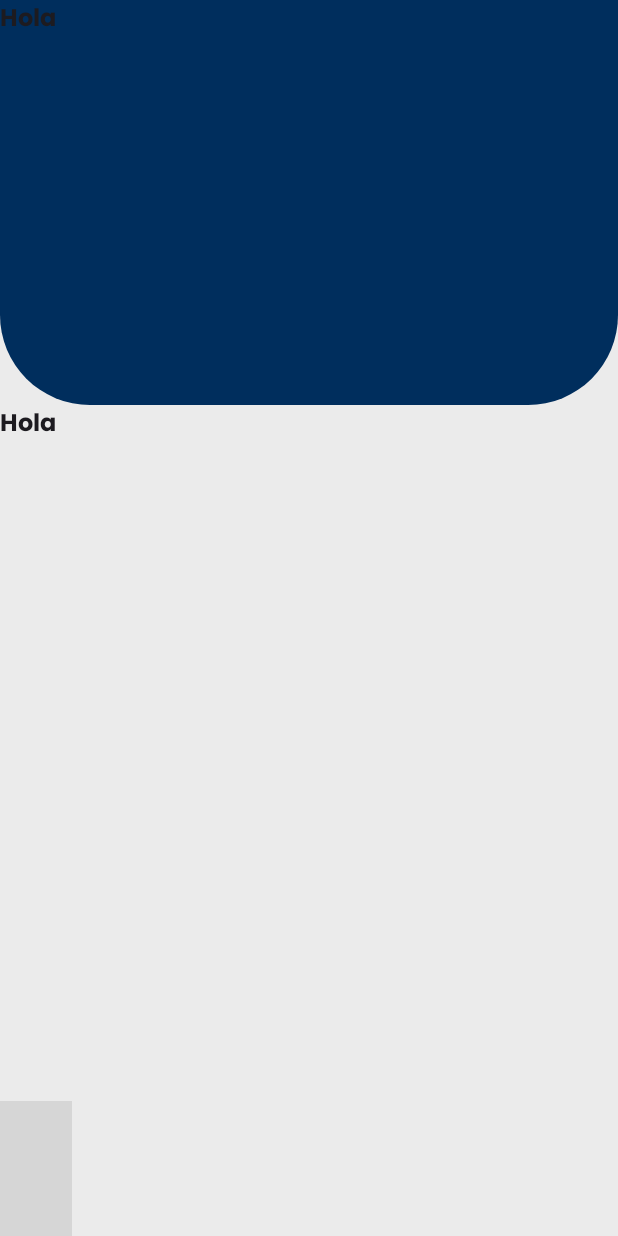
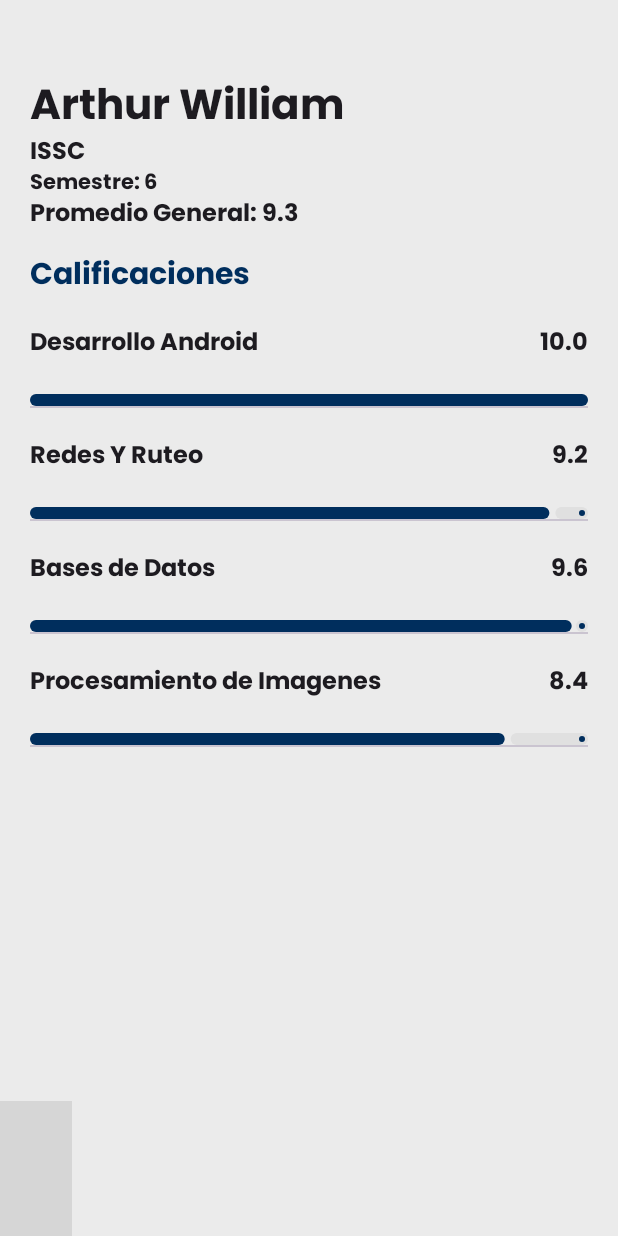
Before and after one commit to JpHdz/LaSalleApp, an Android app built with Jetpack Compose: the GradesScreen screen opened through its navigation route, on a phone screen of 412 x 824 dp. Run offline under Robolectric (Android 15) with nearby library versions, the phone set to English and light mode, and no system bars; libraries missing offline, so code that uses them is left out: com.exyte.animatednavbar; pictures from the network do not load; 1 statement that could not run was skipped; grey boxes are pictures that could not be loaded.

Commit message:
Finished Working on Settings Screeen and Almost finishing Grades Screen

```diff
--- a/app/build.gradle.kts
+++ b/app/build.gradle.kts
@@ -69,4 +69,6 @@ dependencies {
     implementation(libs.coil.compose)
     implementation(libs.androidx.navigation.compose)
     implementation(libs.animated.navigation.bar)
+    implementation("io.coil-kt:coil-compose:2.0.0")
+
 }
--- a/app/src/main/java/com/example/a512lasalleapp/MainActivity.kt
+++ b/app/src/main/java/com/example/a512lasalleapp/MainActivity.kt
@@ -29,6 +29,9 @@ import androidx.navigation.compose.currentBackStackEntryAsState
 import androidx.navigation.compose.rememberNavController
 import androidx.navigation.navArgument
 import com.example.a512lasalleapp.ui.screens.CalendarScreen
+import com.example.a512lasalleapp.ui.screens.ChangePasswordScreen
+import com.example.a512lasalleapp.ui.screens.ChangeThemeScreen
+import com.example.a512lasalleapp.ui.screens.GradeSubjectScreen
 import com.example.a512lasalleapp.ui.screens.GradesScreen
 import com.example.a512lasalleapp.ui.screens.HomeScreen
 import com.example.a512lasalleapp.ui.screens.NewsDetailScreen
@@ -53,7 +56,9 @@ class MainActivity : ComponentActivity() {
                 Screens.Home.route,
                 Screens.Grades.route,
                 Screens.Settings.route,
-                Screens.Calendar.route
+                Screens.Calendar.route,
+                Screens.ChangePassword.route,
+                Screens.ChangeTheme.route
             )
             _512LaSalleAppTheme {
                 val currentRoute = navController.currentBackStackEntryAsState().value?.destination?.route
@@ -109,10 +114,16 @@ class MainActivity : ComponentActivity() {
                             CalendarScreen(innerPadding = innerPadding)
                         }
                         composable(route = Screens.Grades.route){
-                            GradesScreen(innerPadding = innerPadding, student = studentsList[0])
+                            GradesScreen(innerPadding = innerPadding, student = studentsList[0] , navController = navController)
                         }
                         composable(route = Screens.Settings.route) {
                             SettingsScreen(innerPadding = innerPadding, navController= navController, student = studentsList[0])
+                        }
+                        composable(route = Screens.ChangePassword.route) {
+                            ChangePasswordScreen(innerPadding = innerPadding, navController= navController, student = studentsList[0])
+                        }
+                        composable(route = Screens.ChangeTheme.route) {
+                            ChangeThemeScreen(innerPadding = innerPadding, navController= navController, student = studentsList[0])
                         }
                         composable(
                             route = Screens.NewsDetail.route+"/{id}",
@@ -126,6 +137,18 @@ class MainActivity : ComponentActivity() {
                             val id = it.arguments?.getInt("id",0) ?: 0
                             NewsDetailScreen(newsId=id,innerPadding = innerPadding)
                         }
+                        composable(
+                            route = Screens.GradeSubject.route+"/{id}",
+                            arguments = listOf(
+                                navArgument("id"){
+                                    type = NavType.IntType
+                                    nullable = false
+                                }
+                            )
+                        ) {
+                            val id = it.arguments?.getInt("id",0) ?: 0
+                            GradeSubjectScreen(subjectId=id,innerPadding = innerPadding)
+                        }
                     }
 
                 }
--- a/app/src/main/java/com/example/a512lasalleapp/models/Student.kt
+++ b/app/src/main/java/com/example/a512lasalleapp/models/Student.kt
@@ -5,7 +5,6 @@ data class Student (
     val fullName: String,
     val birthdate: String,
     val email : String,
-    val photo: String,
     val semester: Int,
     val carrer: Career,
     val subjects: List<Subject>,
--- a/app/src/main/java/com/example/a512lasalleapp/ui/screens/GradesScreen.kt
+++ b/app/src/main/java/com/example/a512lasalleapp/ui/screens/GradesScreen.kt
@@ -1,20 +1,91 @@
 package com.example.a512lasalleapp.ui.screens
 
+import androidx.compose.foundation.layout.*
+import androidx.compose.foundation.clickable
 import androidx.compose.foundation.layout.Box
+import androidx.compose.foundation.layout.Column
 import androidx.compose.foundation.layout.PaddingValues
+import androidx.compose.foundation.layout.Row
+import androidx.compose.foundation.layout.Spacer
 import androidx.compose.foundation.layout.fillMaxSize
+import androidx.compose.foundation.layout.fillMaxWidth
+import androidx.compose.foundation.layout.height
 import androidx.compose.foundation.layout.padding
+import androidx.compose.foundation.lazy.LazyColumn
+import androidx.compose.foundation.lazy.items
+import androidx.compose.material3.Divider
+import androidx.compose.material3.LinearProgressIndicator
+import androidx.compose.material3.MaterialTheme
 import androidx.compose.material3.Text
 import androidx.compose.runtime.Composable
+import androidx.compose.ui.Alignment
 import androidx.compose.ui.Modifier
+import androidx.compose.ui.graphics.Color
+import androidx.compose.ui.text.font.FontWeight
+import androidx.compose.ui.unit.dp
+import androidx.compose.ui.unit.sp
+import androidx.navigation.NavController
 import com.example.a512lasalleapp.models.Student
+import com.example.a512lasalleapp.models.Subject
 import com.example.a512lasalleapp.ui.components.ScreenTemplate
+import com.example.a512lasalleapp.ui.utils.Screens
+
 
 @Composable
-fun GradesScreen(innerPadding: PaddingValues,student: Student) {
-    ScreenTemplate(innerPadding = innerPadding, header = {
-        Text(text = "Hola")
-    }, body = {
-        Text("Hola")
-    })
+fun GradesScreen(innerPadding: PaddingValues, student: Student, navController: NavController) {
+    Column(modifier = Modifier
+        .padding(innerPadding)
+        .padding(vertical = 50.dp, horizontal = 20.dp)) {
+        Text(text = student.fullName, style = MaterialTheme.typography.headlineMedium)
+        Text(text = student.carrer.name, style = MaterialTheme.typography.bodyLarge)
+        Text(text = "Semestre: ${student.semester}", style = MaterialTheme.typography.bodyMedium)
+        Text(
+            text = "Promedio General: ${String.format("%.1f", student.averageGrade)}",
+            style = MaterialTheme.typography.bodyLarge,
+            fontWeight = FontWeight.Bold
+        )
+
+        Spacer(modifier = Modifier.height(16.dp))
+
+        Text(text = "Calificaciones", fontSize = 20.sp, color = Color(0xFF002E5D))
+//        Lista de Materias
+        LazyColumn {
+            items(student.subjects) { subject ->
+                SubjectItem(subject = subject) {
+                    navController.navigate("${Screens.GradeSubject.route}/${subject.id}")
+                }
+            }
+        }
+    }
 }
+
+@Composable
+fun SubjectItem(subject: Subject, onClick: () -> Unit) {
+    Row(
+        modifier = Modifier
+            .fillMaxWidth()
+            .clickable(onClick = onClick)
+            .padding(vertical = 20.dp),
+        verticalAlignment = Alignment.CenterVertically
+    ) {
+        Text(
+            text = subject.name,
+            style = MaterialTheme.typography.bodyLarge,
+            modifier = Modifier.weight(1f)
+        )
+        Text(
+            text = "${String.format("%.1f", subject.finalGrade)}",
+            style = MaterialTheme.typography.bodyLarge,
+            fontWeight = FontWeight.Bold
+        )
+    }
+    Spacer(modifier = Modifier.height(4.dp))
+    var progress = subject.finalGrade.coerceIn(0.0, 10.0) / 10f
+//    Linea de progresion en base a 10, agregar 0 si se desea hacer en base sobre 100
+    LinearProgressIndicator(progress = { progress.toFloat() }, modifier = Modifier
+        .fillMaxWidth()
+        .height(8.dp),
+        color = Color(0xFF002E5D),
+        trackColor = Color(0xFFE0E0E0) )
+    Divider()
+}
--- a/app/src/main/java/com/example/a512lasalleapp/ui/utils/MockData.kt
+++ b/app/src/main/java/com/example/a512lasalleapp/ui/utils/MockData.kt
@@ -91,7 +91,6 @@ val studentsList = listOf(
         fullName = "Arthur William",
         birthdate = "12/10/1890",
         email = "mrarthurwilliam@wester.com",
-        photo = "https://i.pinimg.com/736x/eb/80/f9/eb80f9fb60934498a7f84c79cbcd5e39.jpg",
         carrer = careerList[0],
         semester = 6,
         subjects = subjectsList,
--- a/app/src/main/java/com/example/a512lasalleapp/ui/utils/Screens.kt
+++ b/app/src/main/java/com/example/a512lasalleapp/ui/utils/Screens.kt
@@ -6,4 +6,7 @@ sealed class Screens(val route : String) {
     data object Calendar : Screens("calendar")
     data object Settings : Screens("settings")
     data object NewsDetail: Screens("news-detail")
+    data object ChangePassword: Screens("change-password")
+    data object ChangeTheme: Screens("change-theme")
+    data object GradeSubject : Screens("grade-subject")
 }
```
Also changed, not shown: app/src/main/java/com/example/a512lasalleapp/ui/screens/ChangePasswordScreen.kt (added, +17 -0 lines), app/src/main/java/com/example/a512lasalleapp/ui/screens/ChangeThemeScreen.kt (added, +17 -0 lines), app/src/main/java/com/example/a512lasalleapp/ui/screens/GradeSubjectScreen.kt (added, +120 -0 lines), app/src/main/java/com/example/a512lasalleapp/ui/screens/SettingsScreen.kt (+42 -20 lines), app/src/main/res/drawable/arthurwilliams.jpg (added), app/src/main/res/drawable/img.png (added).
